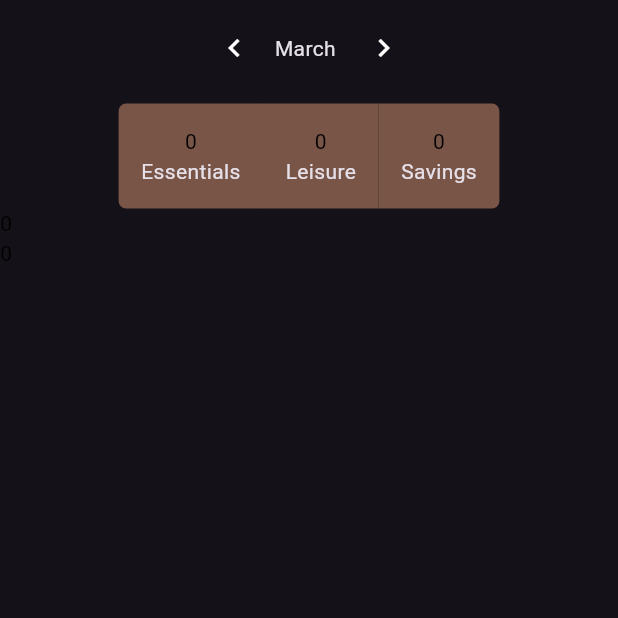
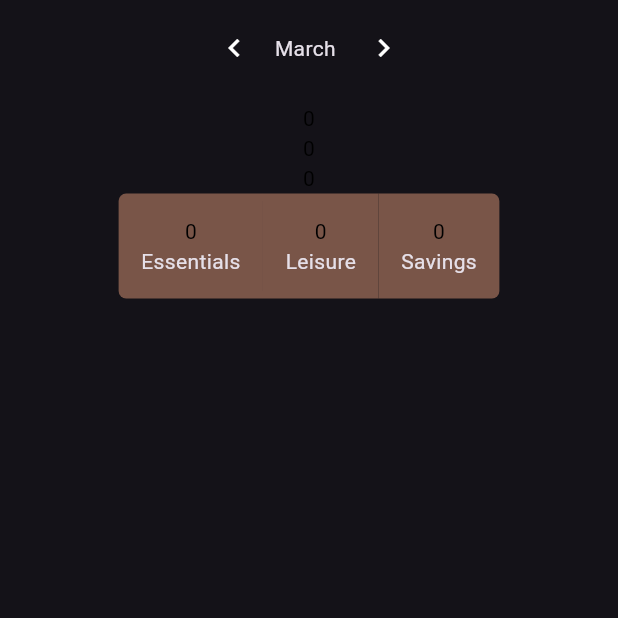
Before and after one commit to ahofmeister/frugalistic-flutter, a Flutter app: the HomeScreen screen opened directly, on a phone screen of 412 x 824 dp, the top half of it. Run offline on Flutter 3.47's test engine with Material 3 defaults, Android fonts, the phone set to English and light mode, and no system bars; our stand-ins replace flutter_dotenv, flutter_riverpod, freezed_annotation, riverpod_annotation, supabase_flutter; accounts and stored records are empty; generated files the repository leaves out were written again.

Commit message:
Add diff of income and expense to home screen

```diff
--- a/lib/transactions/home_screen.dart
+++ b/lib/transactions/home_screen.dart
@@ -59,18 +59,15 @@ class _HomeScreenState extends ConsumerState<HomeScreen> {
           const SizedBox(
             height: 25,
           ),
-          const TransactionDivisions(),
           if (!transactions.isLoading)
-            Row(
+            Column(
               children: [
-                Column(
-                  children: [
-                    TransactionAmount(amount: expenseSum.requireValue.income),
-                    TransactionAmount(amount: expenseSum.requireValue.expense),
-                  ],
-                ),
+                TransactionAmount(amount: expenseSum.requireValue.income),
+                TransactionAmount(amount: expenseSum.requireValue.expense),
+                TransactionAmount(amount: expenseSum.requireValue.expense + expenseSum.requireValue.income),
               ],
             ),
+          const TransactionDivisions(),
           Flexible(
             child: ListView.separated(
               separatorBuilder: (context, index) => Divider(
--- a/lib/transactions/widgets/transaction_card.dart
+++ b/lib/transactions/widgets/transaction_card.dart
@@ -32,7 +32,7 @@ class TransactionCard extends StatelessWidget {
             ),
           ),
           Expanded(
-            flex: 1,
+            flex: 2,
             child: Align(
               alignment: Alignment.centerLeft,
               child: Text(DateFormat("EEE, dd. MMM").format(DateTime.parse(transaction.datetime))),
```
